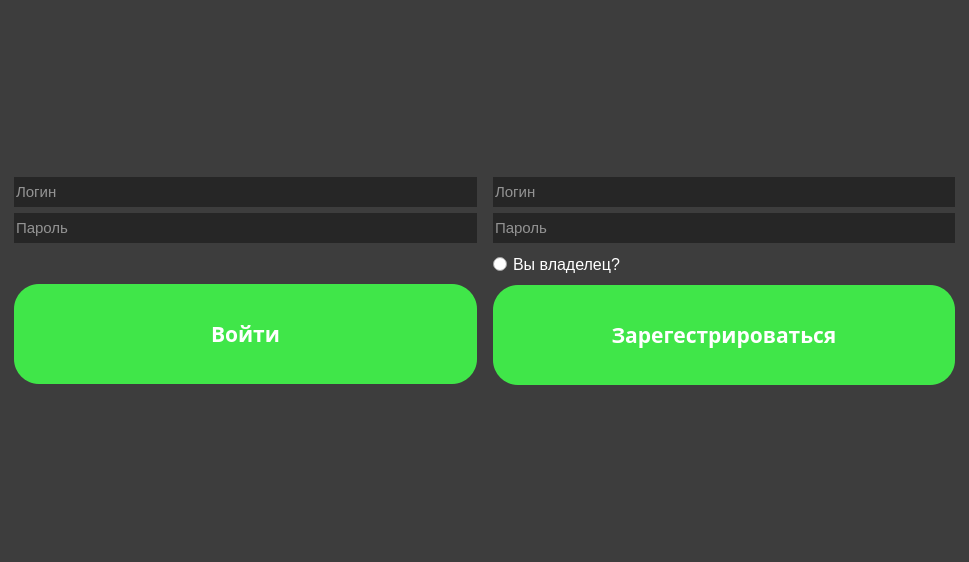
Before: the Qt Designer form JimRootShopProj/mainwindow.ui in masterkusok/JimRootShop, drawn with Qt 5.
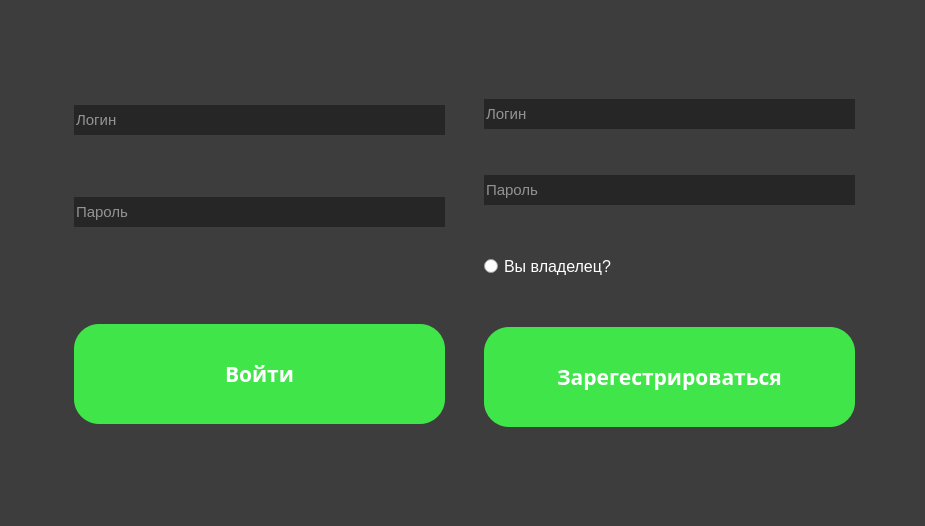
After: the same form once the commit is applied.

```diff
--- a/JimRootShopProj/mainwindow.ui
+++ b/JimRootShopProj/mainwindow.ui
@@ -6,8 +6,8 @@
    <rect>
     <x>0</x>
     <y>0</y>
-    <width>969</width>
-    <height>562</height>
+    <width>925</width>
+    <height>526</height>
    </rect>
   </property>
   <property name="windowTitle">
@@ -20,7 +20,142 @@
   </property>
   <widget class="QWidget" name="centralwidget">
    <layout class="QGridLayout" name="gridLayout">
-    <item row="0" column="1">
+    <item row="0" column="0">
+     <widget class="QStackedWidget" name="stackedWidget">
+      <property name="currentIndex">
+       <number>0</number>
+      </property>
+      <widget class="QWidget" name="page_3">
+       <widget class="QWidget" name="layoutWidget">
+        <property name="geometry">
+         <rect>
+          <x>60</x>
+          <y>40</y>
+          <width>381</width>
+          <height>431</height>
+         </rect>
+        </property>
+        <layout class="QVBoxLayout" name="loginLayout">
+         <property name="leftMargin">
+          <number>5</number>
+         </property>
+         <property name="rightMargin">
+          <number>5</number>
+         </property>
+         <property name="bottomMargin">
+          <number>0</number>
+         </property>
+         <item>
+          <widget class="QLineEdit" name="loginLogin">
+           <property name="font">
+            <font>
+             <pointsize>11</pointsize>
+            </font>
+           </property>
+           <property name="styleSheet">
+            <string notr="true">QLineEdit{
+	width:30%;
+	height:30%;
+	background-color:#262626;
+	color:white;
+	border:none;
+}</string>
+           </property>
+           <property name="placeholderText">
+            <string>Логин</string>
+           </property>
+          </widget>
+         </item>
+         <item>
+          <widget class="QLineEdit" name="loginPassword">
+           <property name="font">
+            <font>
+             <pointsize>11</pointsize>
+            </font>
+           </property>
+           <property name="styleSheet">
+            <string notr="true">QLineEdit{
+	width:30%;
+	height:30%;
+	background-color:#262626;
+	color:white;
+	border:none;
+}</string>
+           </property>
+           <property name="echoMode">
+            <enum>QLineEdit::Password</enum>
+           </property>
+           <property name="placeholderText">
+            <string>Пароль</string>
+           </property>
+          </widget>
+         </item>
+         <item>
+          <spacer name="verticalSpacer">
+           <property name="orientation">
+            <enum>Qt::Vertical</enum>
+           </property>
+           <property name="sizeType">
+            <enum>QSizePolicy::Fixed</enum>
+           </property>
+           <property name="sizeHint" stdset="0">
+            <size>
+             <width>0</width>
+             <height>35</height>
+            </size>
+           </property>
+          </spacer>
+         </item>
+         <item>
+          <widget class="QPushButton" name="loginConfirm">
+           <property name="font">
+            <font>
+             <family>Segoe UI Black</family>
+             <pointsize>16</pointsize>
+             <weight>75</weight>
+             <bold>true</bold>
+            </font>
+           </property>
+           <property name="cursor">
+            <cursorShape>PointingHandCursor</cursorShape>
+           </property>
+           <property name="styleSheet">
+            <string notr="true">QPushButton{
+	color : white;
+	background-color: #40e649;
+	border-radius: 25px;
+	height : 100%;
+	width:100%;
+}
+QPushButton:hover{
+	color : white;
+	background-color: #35bd3c;
+	height : 100%;
+	width:100%;
+}
+QVBoxLayout{
+	background-color:white;
+}</string>
+           </property>
+           <property name="text">
+            <string>Войти</string>
+           </property>
+           <property name="flat">
+            <bool>false</bool>
+           </property>
+          </widget>
+         </item>
+        </layout>
+       </widget>
+       <widget class="QWidget" name="layoutWidget_2">
+        <property name="geometry">
+         <rect>
+          <x>470</x>
+          <y>50</y>
+          <width>381</width>
+          <height>411</height>
+         </rect>
+        </property>
      <layout class="QVBoxLayout" name="registerLayout" stretch="0,0,0,0">
       <property name="spacing">
        <number>6</number>
@@ -158,119 +293,10 @@
        </widget>
       </item>
      </layout>
-    </item>
-    <item row="0" column="0">
-     <layout class="QVBoxLayout" name="loginLayout">
-      <property name="leftMargin">
-       <number>5</number>
-      </property>
-      <property name="rightMargin">
-       <number>5</number>
-      </property>
-      <property name="bottomMargin">
-       <number>0</number>
-      </property>
-      <item>
-       <widget class="QLineEdit" name="loginLogin">
-        <property name="font">
-         <font>
-          <pointsize>11</pointsize>
-         </font>
-        </property>
-        <property name="styleSheet">
-         <string notr="true">QLineEdit{
-	width:30%;
-	height:30%;
-	background-color:#262626;
-	color:white;
-	border:none;
-}</string>
-        </property>
-        <property name="placeholderText">
-         <string>Логин</string>
-        </property>
        </widget>
-      </item>
-      <item>
-       <widget class="QLineEdit" name="loginPassword">
-        <property name="font">
-         <font>
-          <pointsize>11</pointsize>
-         </font>
-        </property>
-        <property name="styleSheet">
-         <string notr="true">QLineEdit{
-	width:30%;
-	height:30%;
-	background-color:#262626;
-	color:white;
-	border:none;
-}</string>
-        </property>
-        <property name="echoMode">
-         <enum>QLineEdit::Password</enum>
-        </property>
-        <property name="placeholderText">
-         <string>Пароль</string>
-        </property>
-       </widget>
-      </item>
-      <item>
-       <spacer name="verticalSpacer">
-        <property name="orientation">
-         <enum>Qt::Vertical</enum>
-        </property>
-        <property name="sizeType">
-         <enum>QSizePolicy::Fixed</enum>
-        </property>
-        <property name="sizeHint" stdset="0">
-         <size>
-          <width>0</width>
-          <height>35</height>
-         </size>
-        </property>
-       </spacer>
-      </item>
-      <item>
-       <widget class="QPushButton" name="loginConfirm">
-        <property name="font">
-         <font>
-          <family>Segoe UI Black</family>
-          <pointsize>16</pointsize>
-          <weight>75</weight>
-          <bold>true</bold>
-         </font>
-        </property>
-        <property name="cursor">
-         <cursorShape>PointingHandCursor</cursorShape>
-        </property>
-        <property name="styleSheet">
-         <string notr="true">QPushButton{
-	color : white;
-	background-color: #40e649;
-	border-radius: 25px;
-	height : 100%;
-	width:100%;
-}
-QPushButton:hover{
-	color : white;
-	background-color: #35bd3c;
-	height : 100%;
-	width:100%;
-}
-QVBoxLayout{
-	background-color:white;
-}</string>
-        </property>
-        <property name="text">
-         <string>Войти</string>
-        </property>
-        <property name="flat">
-         <bool>false</bool>
-        </property>
-       </widget>
-      </item>
-     </layout>
+      </widget>
+      <widget class="QWidget" name="page_4"/>
+     </widget>
     </item>
    </layout>
   </widget>
```
Lines whose indentation alone changed are shown as unchanged.
